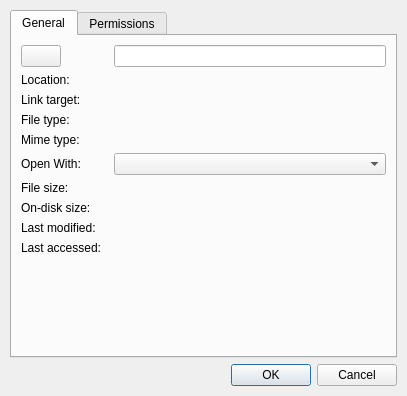
The window that libfm-qt/file-props.ui (lxqt/pcmanfm-qt) describes before a commit, drawn with Qt 5.
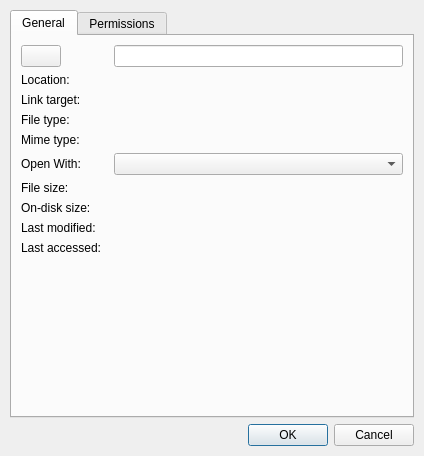
The same window after the commit. Icons and pictures are not drawn. Custom widgets are drawn as their Qt base class.

Commit message:
Enable text selection in file properties dialog
Fixes lxde/lxqt#551

What changed in the file:
```diff
--- a/libfm-qt/file-props.ui
+++ b/libfm-qt/file-props.ui
@@ -6,8 +6,8 @@
    <rect>
     <x>0</x>
     <y>0</y>
-    <width>407</width>
-    <height>396</height>
+    <width>424</width>
+    <height>456</height>
    </rect>
   </property>
   <property name="windowTitle">
```
Left out of the diff: 38 changed lines with no effect on the pictures.
